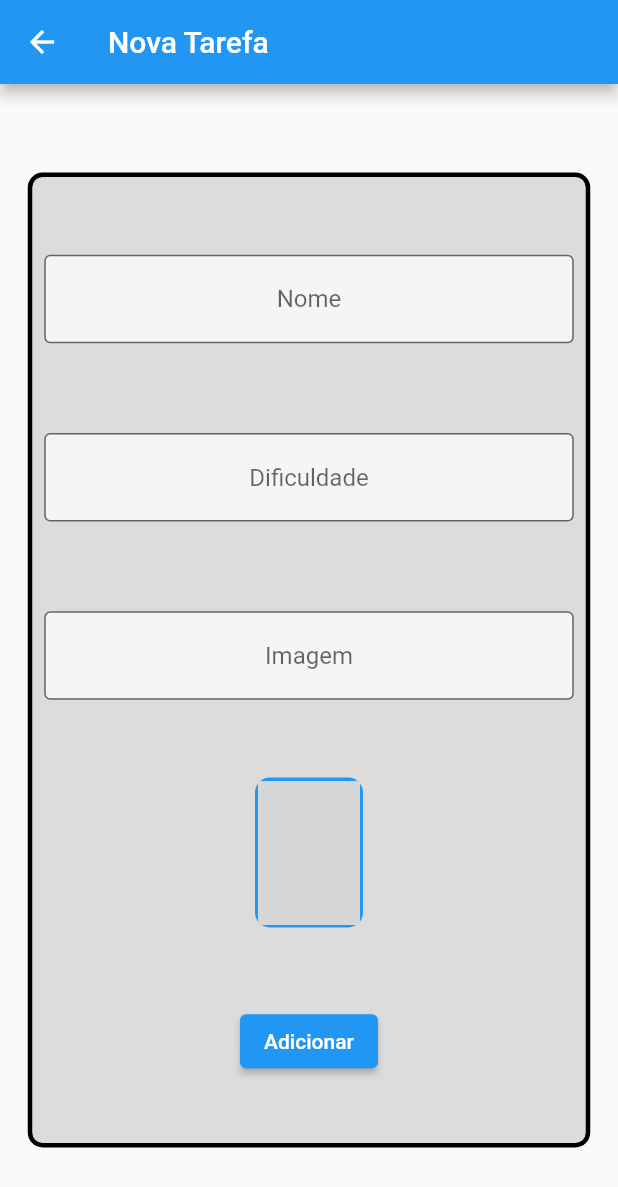
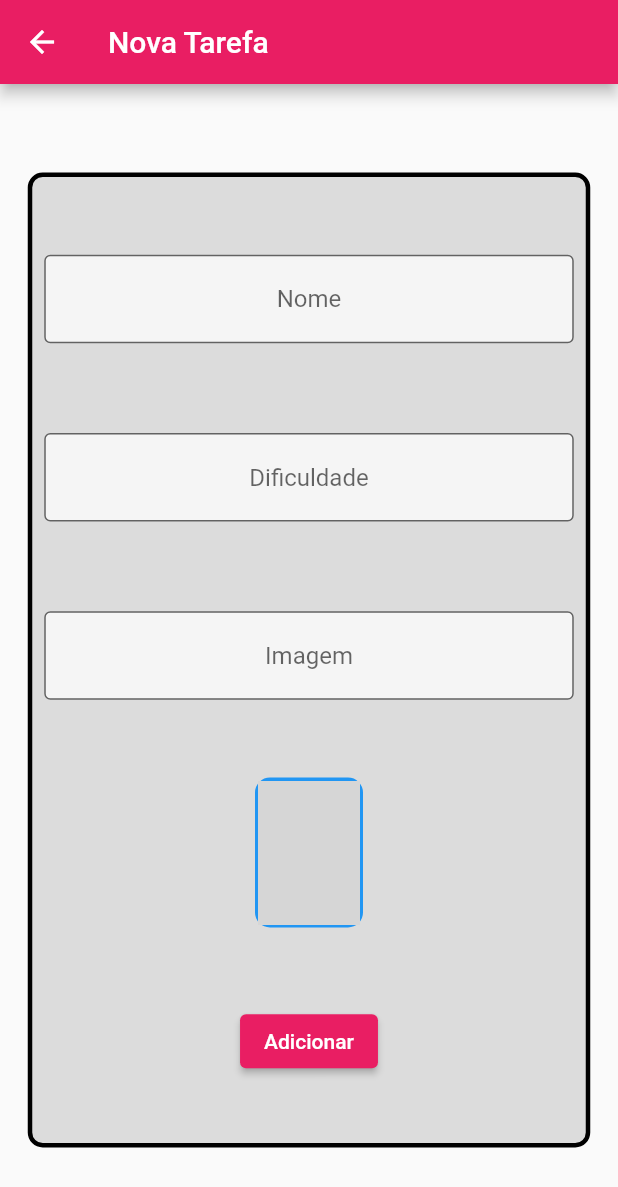
Before and after one commit to arturgussi/widgets_stateless_statefull_imagens_animacoes, a Flutter app: the screen it shows after launch, after a tap on the "add" icon, on a phone screen of 412 x 824 dp. Shown: the top 1187 px of the screen. Run offline on Flutter 3.47's test engine with Material 2 defaults, Android fonts, the phone set to English and light mode, and no system bars; our stand-ins replace sqflite; accounts and stored records are empty; network calls fail; grey boxes are pictures that could not be loaded.

Commit message:
Alura+: Como criar temas customizados no Flutter

```diff
--- a/flutter_application/lib/main.dart
+++ b/flutter_application/lib/main.dart
@@ -3,6 +3,7 @@
 import 'package:flutter/material.dart';
 import 'package:flutter_application/data/task_inherited.dart';
 import 'package:flutter_application/screens/initial_screen.dart';
+import 'package:flutter_application/themes/my_theme.dart';
 // import 'package:flutter_application/primeira_tela.dart';
 
 void main() {
@@ -16,7 +17,7 @@ class MainApp extends StatelessWidget {
   Widget build(BuildContext context) {
     return MaterialApp(
         title: 'Flutter Demo',
-        theme: ThemeData(primarySwatch: Colors.blue),
+        theme: myTheme,
         home: TaskInherited(child: const InitialScreen()));
   }
 }
--- /dev/null
+++ b/flutter_application/lib/themes/my_theme.dart
@@ -0,0 +1,11 @@
+import 'package:flutter/material.dart';
+
+ThemeData myTheme = ThemeData(
+  primaryColor: Colors.pink,
+  colorScheme: ColorScheme.fromSwatch(
+    primarySwatch: Colors.pink,
+  ).copyWith(
+    secondary: Colors.pink[200],
+    surface: Colors.pink[100],
+  ),
+);
```
